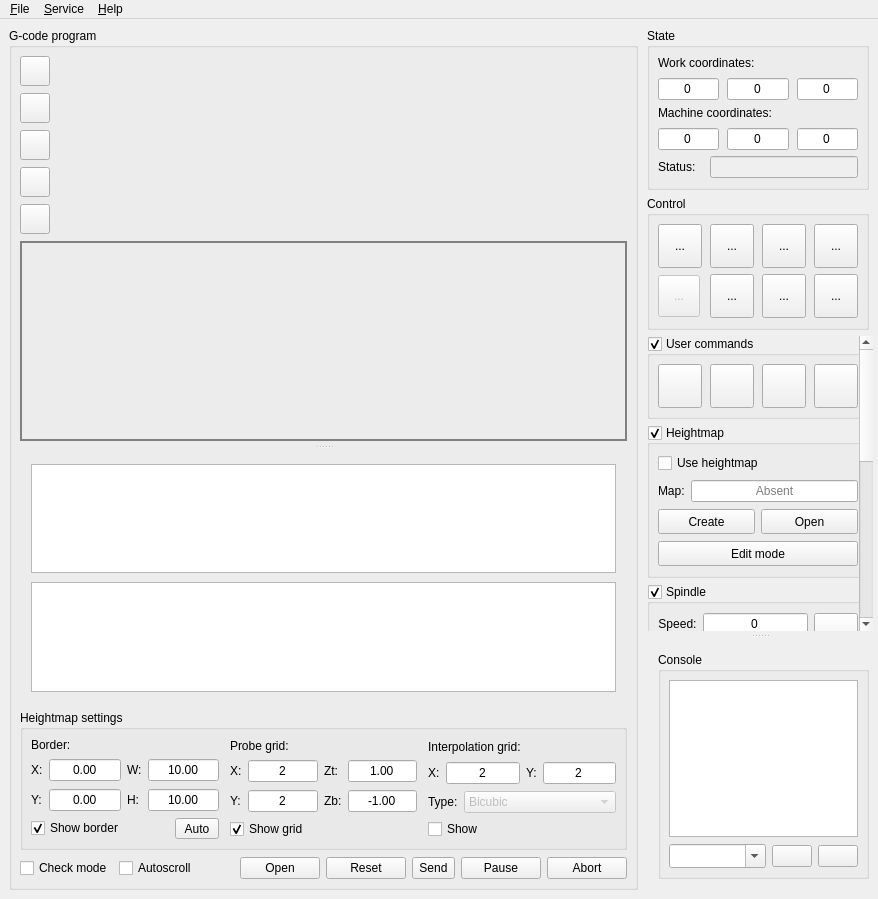
Old version of the form src/frmmain.ui in the repository Denvi/Candle.
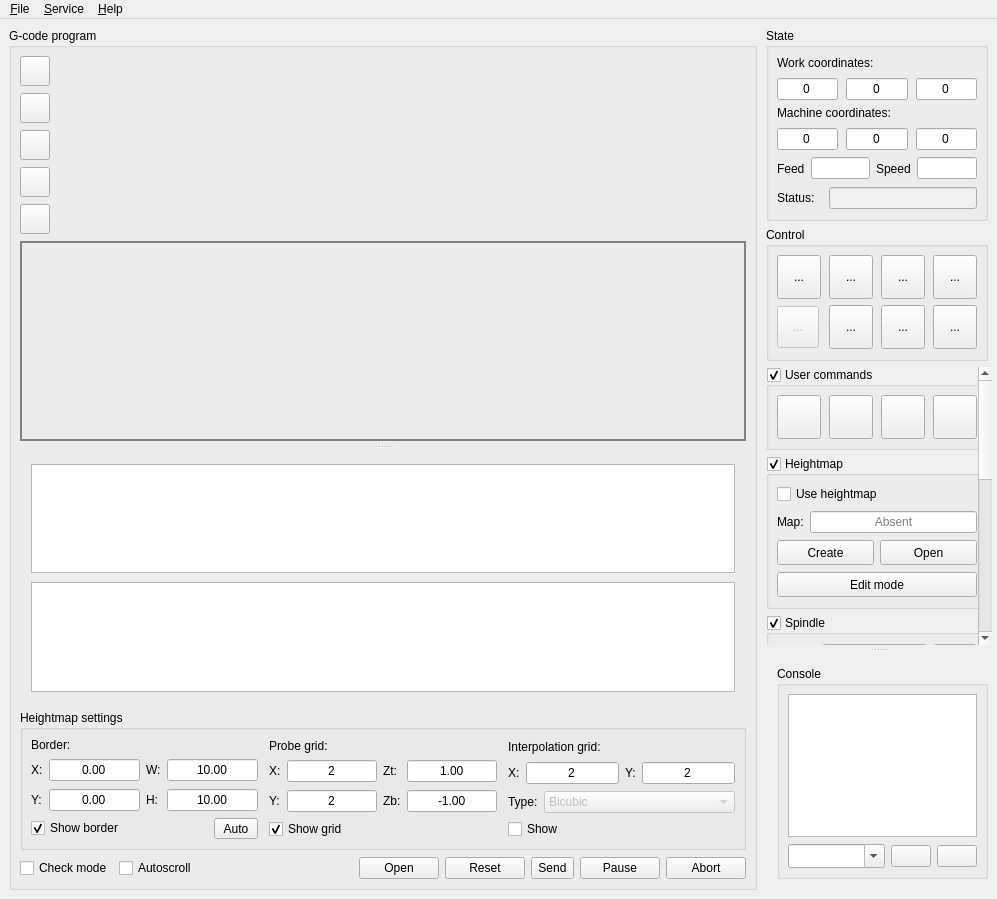
New version of the form. Icons and pictures are not drawn. Custom widgets are drawn as their Qt base class.

Commit message: Support for GRBL v1.1f interface

Diff of the .ui file:
```diff
--- a/src/frmmain.ui
+++ b/src/frmmain.ui
@@ -6,7 +6,7 @@
    <rect>
     <x>0</x>
     <y>0</y>
-    <width>878</width>
+    <width>997</width>
     <height>899</height>
    </rect>
   </property>
@@ -1202,6 +1202,67 @@
              </item>
             </layout>
            </item>
+           <item>
+            <widget class="QFrame" name="horizontalFrame">
+             <property name="minimumSize">
+              <size>
+               <width>0</width>
+               <height>25</height>
+              </size>
+             </property>
+             <layout class="QHBoxLayout" name="horizontalLayout_33">
+              <property name="spacing">
+               <number>6</number>
+              </property>
+              <property name="leftMargin">
+               <number>0</number>
+              </property>
+              <property name="topMargin">
+               <number>0</number>
+              </property>
+              <property name="rightMargin">
+               <number>0</number>
+              </property>
+              <property name="bottomMargin">
+               <number>0</number>
+              </property>
+              <item>
+               <widget class="QLabel" name="label_20">
+                <property name="text">
+                 <string>Feed</string>
+                </property>
+               </widget>
+              </item>
+              <item>
+               <widget class="QLineEdit" name="txtFeedInfo">
+                <property name="alignment">
+                 <set>Qt::AlignCenter</set>
+                </property>
+                <property name="readOnly">
+                 <bool>true</bool>
+                </property>
+               </widget>
+              </item>
+              <item>
+               <widget class="QLabel" name="label_21">
+                <property name="text">
+                 <string>Speed</string>
+                </property>
+               </widget>
+              </item>
+              <item>
+               <widget class="QLineEdit" name="txtSpeedInfo">
+                <property name="alignment">
+                 <set>Qt::AlignCenter</set>
+                </property>
+                <property name="readOnly">
+                 <bool>true</bool>
+                </property>
+               </widget>
+              </item>
+             </layout>
+            </widget>
+           </item>
            <item>
             <layout class="QFormLayout" name="formLayout">
              <property name="horizontalSpacing">
@@ -1535,8 +1596,8 @@
            <rect>
             <x>0</x>
             <y>0</y>
-            <width>231</width>
-            <height>725</height>
+            <width>252</width>
+            <height>795</height>
            </rect>
           </property>
           <property name="sizePolicy">
@@ -2792,8 +2853,8 @@
     <rect>
      <x>0</x>
      <y>0</y>
-     <width>878</width>
-     <height>26</height>
+     <width>997</width>
+     <height>24</height>
     </rect>
    </property>
    <widget class="QMenu" name="mnuFile">
```
The commit also changes 3 other files.
